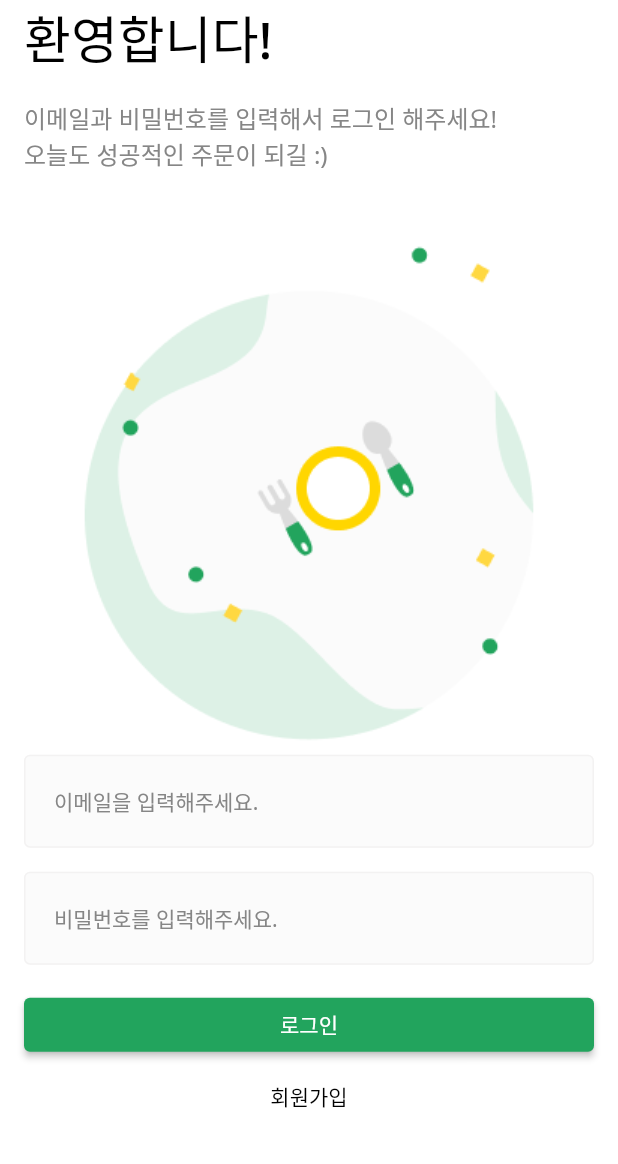
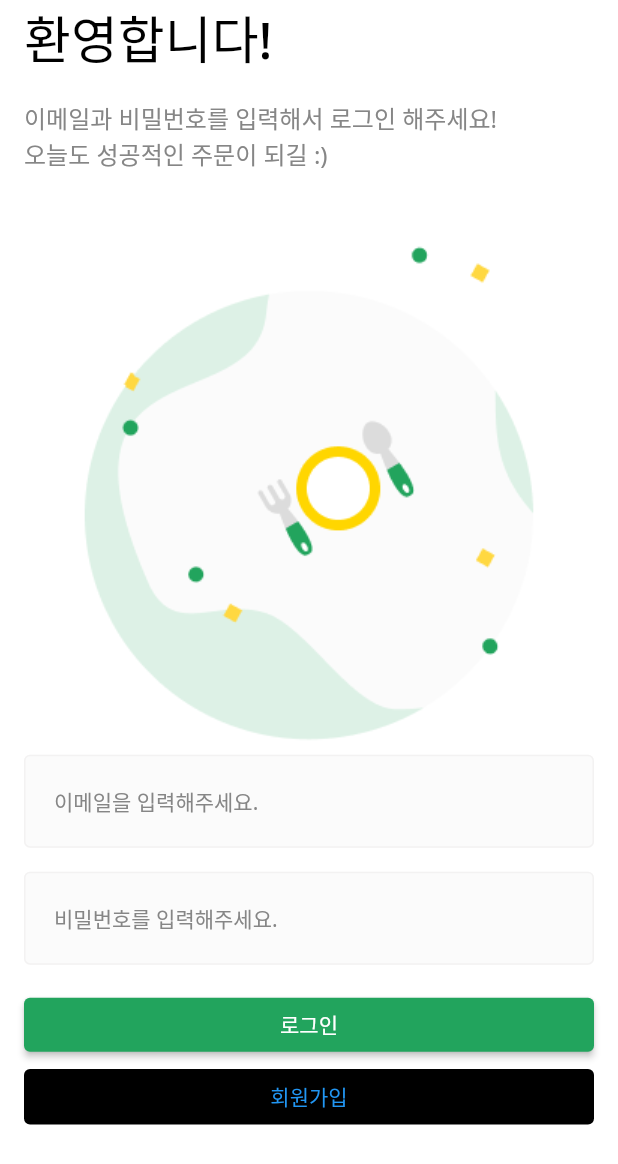
Before and after one commit to rldnd/flutter_delivery, a Flutter app: the screen it shows after launch, on a phone screen of 412 x 824 dp. Shown: the top 1164 px of the screen. Run offline on Flutter 3.47's test engine with Material 2 defaults, Android fonts, the phone set to English and light mode, and no system bars; our stand-ins replace dio, flutter_secure_storage, retrofit; generated files the repository leaves out were written again; network calls fail.

Commit message:
fix(elevatedButton): primary to backgroundColor

```diff
--- a/lib/restaurant/view/restaurant_detail_screen.dart
+++ b/lib/restaurant/view/restaurant_detail_screen.dart
@@ -25,7 +25,8 @@ class RestaurantDetailScreen extends StatelessWidget {
       ),
     );
 
-    final repository = RestaurantRepository(dio, baseUrl: 'http://$ip/restaurant');
+    final repository =
+        RestaurantRepository(dio, baseUrl: 'http://$ip/restaurant');
 
     return repository.getRestaurantDetail(id: id);
   }
@@ -37,7 +38,7 @@ class RestaurantDetailScreen extends StatelessWidget {
       child: FutureBuilder<RestaurantDetailModel>(
         future: getRestaurantDetail(),
         builder: (_, AsyncSnapshot<RestaurantDetailModel> snapshot) {
-          if(snapshot.hasError){
+          if (snapshot.hasError) {
             return Center(
               child: Text(snapshot.error.toString()),
             );
--- a/lib/user/view/login_screen.dart
+++ b/lib/user/view/login_screen.dart
@@ -23,7 +23,6 @@ class _LoginScreenState extends State<LoginScreen> {
 
   @override
   Widget build(BuildContext context) {
-
     final dio = Dio();
 
     return DefaultLayout(
@@ -80,8 +79,10 @@ class _LoginScreenState extends State<LoginScreen> {
                     final refreshToken = resp.data['refreshToken'];
                     final accessToken = resp.data['accessToken'];
 
-                    await storage.write(key: REFRESH_TOKEN_KEY, value: refreshToken);
-                    await storage.write(key: ACCESS_TOKEN_KEY, value: accessToken);
+                    await storage.write(
+                        key: REFRESH_TOKEN_KEY, value: refreshToken);
+                    await storage.write(
+                        key: ACCESS_TOKEN_KEY, value: accessToken);
 
                     Navigator.of(context).push(
                       MaterialPageRoute(
@@ -90,18 +91,16 @@ class _LoginScreenState extends State<LoginScreen> {
                     );
                   },
                   style: ElevatedButton.styleFrom(
-                    primary: PRIMARY_COLOR,
+                    backgroundColor: PRIMARY_COLOR,
                   ),
                   child: Text(
                     '로그인',
                   ),
                 ),
                 TextButton(
-                  onPressed: () async {
-
-                  },
+                  onPressed: () async {},
                   style: TextButton.styleFrom(
-                    primary: Colors.black,
+                    backgroundColor: Colors.black,
                   ),
                   child: Text(
                     '회원가입',
```
